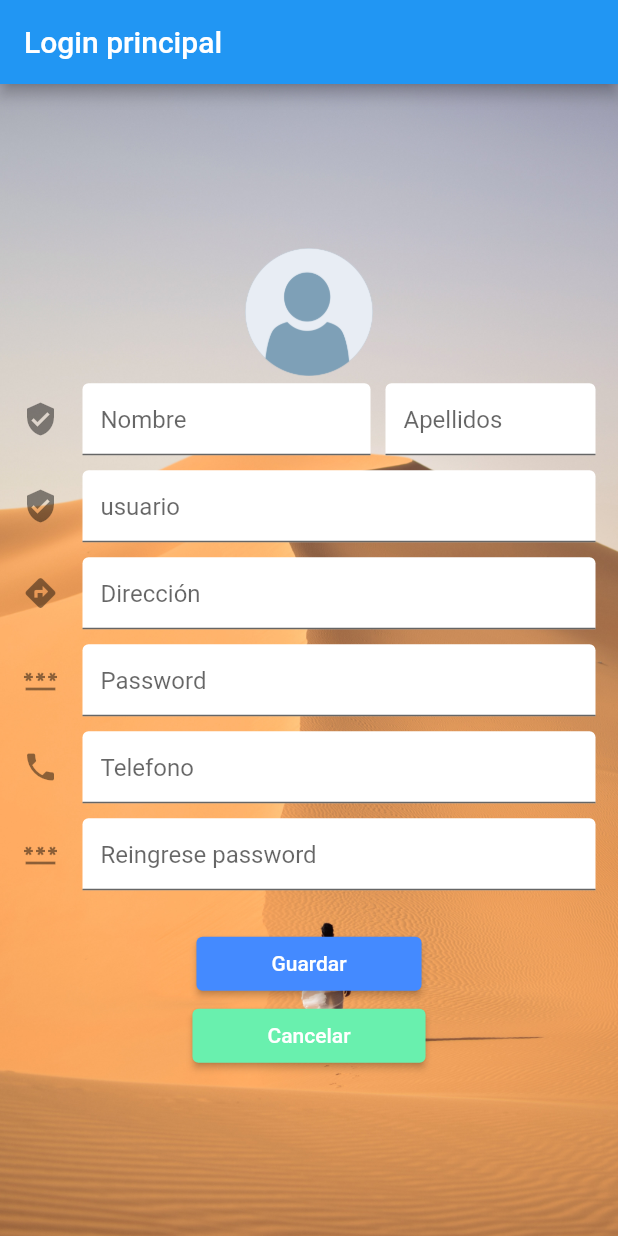
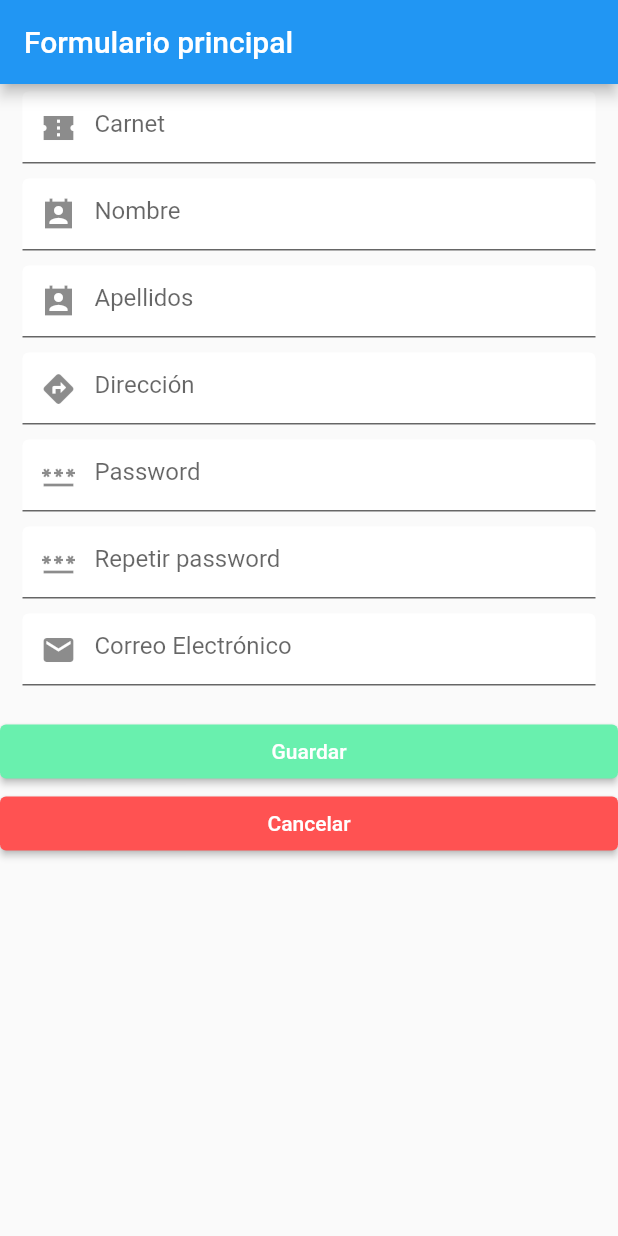
Before and after one commit to vpineda7/parcial1_etps3, a Flutter app: the screen it shows after launch, after a tap on "Guardar", on a phone screen of 412 x 824 dp. Run offline on Flutter 3.47's test engine with Material 2 defaults, Android fonts, the phone set to English and light mode, and no system bars.

```diff
--- a/lib/main.dart
+++ b/lib/main.dart
@@ -1,19 +1,21 @@
 import 'package:flutter/material.dart';
 import 'package:loginflutter/principal/login.dart';
+import 'package:loginflutter/principal/Formulario.dart';
 
 void main() {
-  runApp(UsarLogin());
+  runApp(UsarFormulario());
 }
 
 
-class UsarLogin extends StatelessWidget {
-  const UsarLogin({Key? key}) : super(key: key);
+class UsarFormulario extends StatelessWidget {
+  const UsarFormulario({Key? key}) : super(key: key);
 
   @override
   Widget build(BuildContext context) {
     return MaterialApp(
 								title:"Clase Widget",
-								home:Login(),
+								//home:Login(),
+                home:Formulario(),
 
 						 );
   }
--- /dev/null
+++ b/lib/principal/Formulario.dart
@@ -0,0 +1,76 @@
+import 'package:flutter/material.dart';
+import 'package:loginflutter/principal/camposFormulario.dart';
+
+class Formulario extends StatefulWidget {
+  Formulario({Key? key}) : super(key: key);
+
+  @override
+  State<Formulario> createState() => _FormularioState();
+}
+
+class _FormularioState extends State<Formulario> {
+  @override
+  Widget build(BuildContext context) {
+    return Scaffold(
+      appBar: AppBar(
+        title: Text('Formulario principal')
+        ),
+        body: pantallaFormulario(),
+
+    );
+  }
+}
+
+// Widget pantallaFormulario() {
+//   return Container(
+//     decoration: BoxDecoration(
+//     image: DecorationImage(
+//           image: AssetImage('assets/img/sea.jpg'),
+//           fit:BoxFit.cover)),
+//     child: Center(
+//         child: Column(
+//           mainAxisAlignment: MainAxisAlignment.center,
+//           mainAxisSize: MainAxisSize.min,
+//           children: <Widget>[
+//             camposCarnet(),
+//             camposNombre(),
+//             camposApellidos(),
+//             camposDireccion(),
+//             camposPass (),
+//             camposRePass (),
+//             camposCorreo(),
+
+//             SizedBox(
+//               height: 15,
+//             ),
+//             botonGuardar(),
+//             botonCancelar()
+
+//           ],
+//         )
+//       ),
+//   );
+// }
+
+Widget pantallaFormulario() {
+  return Scaffold(
+    body: ListView(
+            children: <Widget> [
+            camposCarnet(),
+            camposNombre(),
+            camposApellidos(),
+            camposDireccion(),
+            camposPass (),
+            camposRePass (),
+            camposCorreo(),
+
+            SizedBox(
+              height: 15,
+            ),
+            botonGuardar(),
+            botonCancelar()
+
+          ],
+        )
+      );
+}
--- a/lib/principal/Login.dart
+++ b/lib/principal/Login.dart
@@ -24,12 +24,13 @@ class _LoginState extends State<Login> {
 Widget pantallaLogin() {
   return Container(
     decoration: BoxDecoration(
-      image: DecorationImage(
+    image: DecorationImage(
           image: AssetImage('assets/img/desert.jpg'),
           fit:BoxFit.cover)),
     child: Center(
         child: Column(
           mainAxisAlignment: MainAxisAlignment.center,
+          mainAxisSize: MainAxisSize.min,
           children: <Widget>[
             avatar(),
             camposNombreYappellidos(),
@@ -39,7 +40,7 @@ Widget pantallaLogin() {
             camposTelefono(),
             camposRePass (),
             SizedBox(
-              height: 20,
+              height: 15,
             ),
             botonGuardar(),
             botonCancelar()
--- a/lib/principal/campos.dart
+++ b/lib/principal/campos.dart
@@ -2,11 +2,8 @@ import 'package:flutter/material.dart';
 
 Widget avatar () {
   return Container(
-    // padding: EdgeInsets.all(10.0),
-
     child: Image.asset("assets/img/avatar.png"),
-    width: 85,
-    height: 85,
+    height: 80,
   );
 }
 
@@ -71,6 +68,9 @@ Widget camposDireccion () {
   return Container(
       padding: EdgeInsets.symmetric(horizontal: 15, vertical: 5),
       child:TextField(
+        minLines: 1,
+        maxLines: 2,
+        keyboardType: TextInputType.multiline,
         decoration:  InputDecoration(
           hintText: "Dirección",
           fillColor: Colors.white,
--- /dev/null
+++ b/lib/principal/camposFormulario.dart
@@ -0,0 +1,136 @@
+import 'package:flutter/material.dart';
+
+Widget camposCarnet () {
+  return Container(
+      padding: EdgeInsets.symmetric(horizontal: 15, vertical: 5),
+      child:TextField(
+        decoration:  InputDecoration(
+          hintText: "Carnet",
+          fillColor: Colors.white,
+          filled: true,
+          prefixIcon: Icon(Icons.confirmation_num_sharp)
+        )
+      ),
+    );
+}
+
+Widget camposNombre () {
+  return Container(
+      padding: EdgeInsets.symmetric(horizontal: 15, vertical: 5),
+      child:TextField(
+        decoration:  InputDecoration(
+          hintText: "Nombre",
+          fillColor: Colors.white,
+          filled: true,
+          prefixIcon: Icon(Icons.perm_contact_calendar_sharp)
+        )
+      ),
+    );
+}
+
+
+Widget camposApellidos () {
+  return Container(
+      padding: EdgeInsets.symmetric(horizontal: 15, vertical: 5),
+      child:TextField(
+        decoration:  InputDecoration(
+          hintText: "Apellidos",
+          fillColor: Colors.white,
+          filled: true,
+          prefixIcon: Icon(Icons.perm_contact_calendar_sharp)
+        )
+      ),
+    );
+}
+
+
+Widget camposDireccion () {
+  return Container(
+      padding: EdgeInsets.symmetric(horizontal: 15, vertical: 5),
+      child:TextField(
+        minLines: 1,
+        maxLines: 4,
+        keyboardType: TextInputType.multiline,
+        decoration:  InputDecoration(
+          hintText: "Dirección",
+          fillColor: Colors.white,
+          filled: true,
+          prefixIcon: Icon(Icons.directions)
+        ),
+      ),
+    );
+}
+
+
+Widget camposPass () {
+  return Container(
+      padding: EdgeInsets.symmetric(horizontal: 15, vertical: 5),
+      child:TextField(
+        obscureText: true,
+        decoration:  InputDecoration(
+          hintText: "Password",
+          fillColor: Colors.white,
+          filled: true ,
+          prefixIcon: Icon(Icons.password)
+        )
+      ),
+    );
+}
+
+Widget camposRePass () {
+  return Container(
+      padding: EdgeInsets.symmetric(horizontal: 15, vertical: 5),
+      child:TextField(
+        obscureText: true,
+        decoration:  InputDecoration(
+          hintText: "Repetir password",
+          fillColor: Colors.white,
+          filled: true,
+          prefixIcon: Icon(Icons.password)
+
+        )
+      ),
+    );
+}
+
+Widget camposCorreo () {
+  return Container(
+      padding: EdgeInsets.symmetric(horizontal: 15, vertical: 5),
+      child:TextField(
+        decoration:  InputDecoration(
+          hintText: "Correo Electrónico",
+          fillColor: Colors.white,
+          filled: true,
+          prefixIcon: Icon(Icons.mail)
+        )
+      ),
+    );
+}
+
+
+
+
+Widget botonGuardar () {
+  return ElevatedButton(
+    style: ElevatedButton.styleFrom(
+      primary: Colors.greenAccent,
+      padding: const EdgeInsets.symmetric(horizontal: 50),
+    ),
+    onPressed: (){},
+    child: Text('Guardar'),
+    );
+}
+
+Widget botonCancelar () {
+  //return FlatButton(
+  return ElevatedButton(
+
+    style: ElevatedButton.styleFrom(
+      primary: Colors.redAccent,
+      padding: const EdgeInsets.symmetric(horizontal: 50),
+      ),
+
+    onPressed: (){},
+    child: Text('Cancelar'),
+    );
+}
```
Also changed, not shown: 2 other files.
